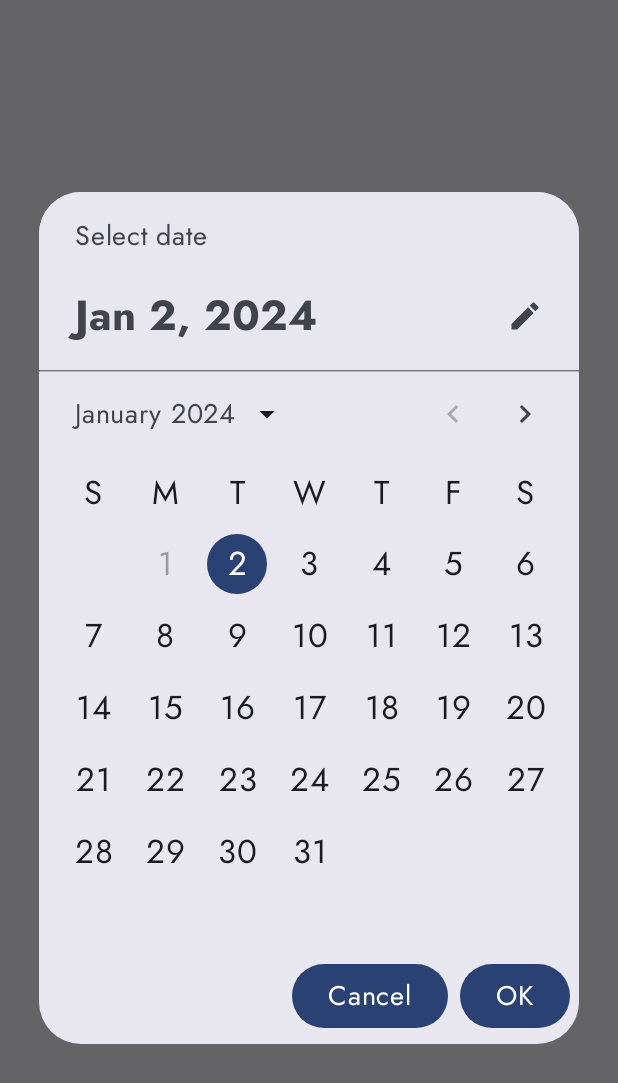
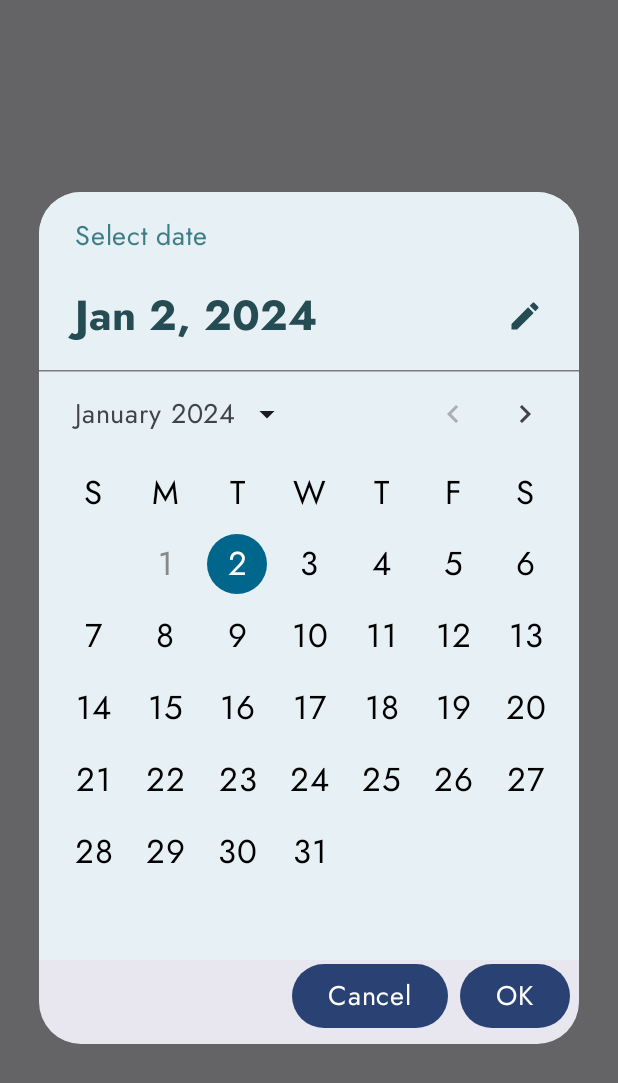
Before and after one commit to tgarmenliev/vlak_app_test, an Android app built with Jetpack Compose: the composable MakeDatePickerDialog shown on its own in the app's theme, on a phone screen of 412 x 824 dp. Shown: the top 1083 px of the screen. Run offline under Robolectric (Android 15) with nearby library versions, the phone set to English and light mode, and no system bars.

Commit message:
Change colors

```diff
--- a/app/src/main/java/com/example/vlak_app_test/ui/composables/DatePickerDialog.kt
+++ b/app/src/main/java/com/example/vlak_app_test/ui/composables/DatePickerDialog.kt
@@ -2,12 +2,19 @@ package com.example.vlak_app_test.ui.composables
 
 import androidx.compose.material3.Button
 import androidx.compose.material3.DatePicker
+import androidx.compose.material3.DatePickerDefaults
 import androidx.compose.material3.DatePickerDialog
 import androidx.compose.material3.ExperimentalMaterial3Api
 import androidx.compose.material3.SelectableDates
 import androidx.compose.material3.Text
 import androidx.compose.material3.rememberDatePickerState
 import androidx.compose.runtime.Composable
+import androidx.compose.ui.graphics.Color
+import com.example.vlak_app_test.ui.theme.BottomBarContainerColor
+import com.example.vlak_app_test.ui.theme.CalendarDarkColor
+import com.example.vlak_app_test.ui.theme.ChosenBottomBarColor
+import com.example.vlak_app_test.ui.theme.PrimaryDarkColor
+import com.example.vlak_app_test.ui.theme.TextDarkColor
 import java.text.SimpleDateFormat
 import java.util.Calendar
 import java.util.Date
@@ -63,7 +70,19 @@ fun MakeDatePickerDialog(
         },
     ) {
         DatePicker(
-            state = datePickerState
+            state = datePickerState,
+            colors = DatePickerDefaults.colors(
+                containerColor = BottomBarContainerColor,
+                titleContentColor = PrimaryDarkColor,
+                headlineContentColor = TextDarkColor,
+                selectedDayContainerColor = CalendarDarkColor,
+                selectedDayContentColor = Color.White,
+                dayContentColor = Color.Black,
+                disabledDayContentColor = Color.Gray,
+                todayContentColor = PrimaryDarkColor,
+                todayDateBorderColor = PrimaryDarkColor,
+                weekdayContentColor = Color.Black,
+            )
         )
     }
 }
--- a/app/src/main/java/com/example/vlak_app_test/ui/theme/Color.kt
+++ b/app/src/main/java/com/example/vlak_app_test/ui/theme/Color.kt
@@ -16,6 +16,7 @@ val ThirdDarkColor = Color(0xFFD3E1E2)
 val PrimaryLightColor = Color(0xFFD2E2E1)
 val BackgroundColor = Color(0xFFEEF2F5)
 val TextDarkColor = Color(0xFF254C52)
+val CalendarDarkColor = Color(0xFF00668B)
 
 val BottomBarContainerColor = Color(0xFFE7F0F5)
 val ChosenBottomBarColor = Color(0xFFD1E5F4)
```
Also changed, not shown: app/src/main/java/com/example/vlak_app_test/MainActivity.kt (+6 -6 lines).
